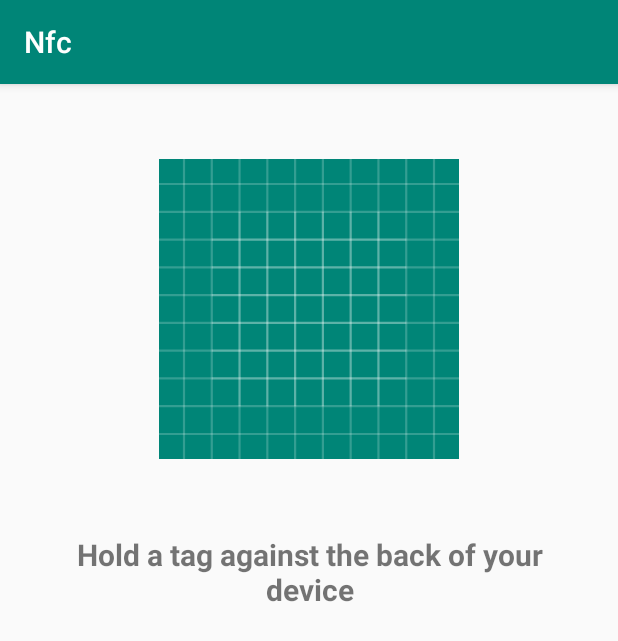
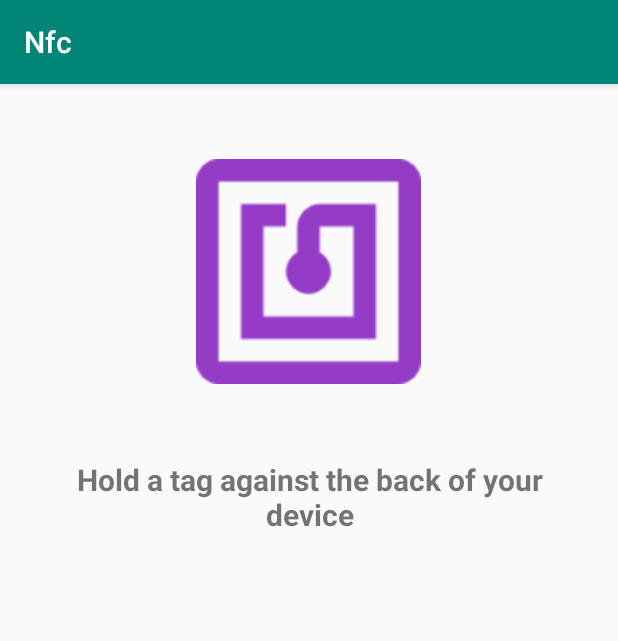
Before and after one commit to kranthi0987/Nfc, an Android app: the MainActivity screen opened directly, with no data from a screen before it, on a phone screen of 412 x 824 dp. Shown: the top 641 px of the screen. Run offline under Robolectric (Android 15) with nearby library versions, the phone set to English and light mode, and no system bars; 1 statement that could not run was skipped.

Commit message:
second commit

```diff
--- a/app/src/main/AndroidManifest.xml
+++ b/app/src/main/AndroidManifest.xml
@@ -18,6 +18,12 @@
 
                 <category android:name="android.intent.category.LAUNCHER" />
             </intent-filter>
+            <!-- Handle notes detected from outside our application -->
+            <intent-filter>
+                <action android:name="android.nfc.action.NDEF_DISCOVERED" />
+                <category android:name="android.intent.category.DEFAULT" />
+                <data android:mimeType="text/plain" />
+            </intent-filter>
         </activity>
     </application>
 
--- a/app/src/main/res/layout/activity_main.xml
+++ b/app/src/main/res/layout/activity_main.xml
@@ -1,6 +1,5 @@
 <?xml version="1.0" encoding="utf-8"?>
 <RelativeLayout xmlns:android="http://schemas.android.com/apk/res/android"
-    xmlns:app="http://schemas.android.com/apk/res-auto"
     xmlns:tools="http://schemas.android.com/tools"
     android:layout_width="match_parent"
     android:layout_height="match_parent"
@@ -8,11 +7,11 @@
 
     <ImageView
         android:id="@+id/logo"
-        android:layout_width="200dp"
-        android:layout_height="200dp"
+        android:layout_width="150dp"
+        android:layout_height="150dp"
+        android:layout_centerHorizontal="true"
         android:layout_marginTop="50dp"
-        android:src="@drawable/ic_launcher_background"
-        android:layout_centerHorizontal="true"/>
+        android:src="@drawable/nfc" />
 
     <TextView
         android:id="@+id/text"
@@ -28,4 +27,27 @@
         android:gravity="center_horizontal"
         android:layout_below="@id/logo"/>
 
+    <!--<EditText-->
+    <!--android:id="@+id/editText"-->
+    <!--android:layout_width="wrap_content"-->
+    <!--android:layout_height="wrap_content"-->
+    <!--android:layout_alignStart="@+id/text"-->
+    <!--android:layout_alignParentBottom="true"-->
+    <!--android:layout_marginBottom="78dp"-->
+    <!--android:ems="10"-->
+    <!--android:inputType="textPersonName"-->
+    <!--android:text="insert into tag"-->
+    <!--android:layout_alignLeft="@+id/text" />-->
+
+    <!--<Button-->
+    <!--android:id="@+id/button"-->
+    <!--android:layout_width="wrap_content"-->
+    <!--android:layout_height="wrap_content"-->
+    <!--android:layout_alignBottom="@+id/editText"-->
+    <!--android:layout_alignParentEnd="true"-->
+    <!--android:layout_alignParentRight="true"-->
+    <!--android:layout_marginEnd="41dp"-->
+    <!--android:layout_marginRight="41dp"-->
+    <!--android:text="Write" />-->
+
 </RelativeLayout>
```
Also changed, not shown: app/src/main/java/com/sanjay/nfc/MainActivity.java (+38 -2 lines), app/src/main/res/drawable/nfc.png (added).
